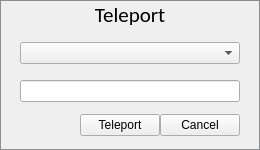
Before: the Qt Designer form UiModule/ui/TeleportWidget.ui in realXtend/tundra, drawn with Qt 5.
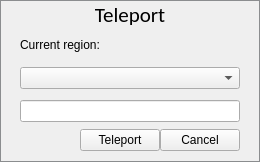
After: the same form once the commit is applied.

Commit message: Current region to teleport widget.

The edit to the form file:
```diff
--- a/UiModule/ui/TeleportWidget.ui
+++ b/UiModule/ui/TeleportWidget.ui
@@ -7,7 +7,7 @@
     <x>0</x>
     <y>0</y>
     <width>258</width>
-    <height>150</height>
+    <height>162</height>
    </rect>
   </property>
   <property name="windowTitle">
@@ -27,6 +27,9 @@
    </property>
    <item>
     <layout class="QVBoxLayout" name="verticalLayout_4">
+     <property name="spacing">
+      <number>0</number>
+     </property>
      <item>
       <layout class="QHBoxLayout" name="horizontalLayout_5">
        <property name="spacing">
@@ -71,6 +74,83 @@
            </property>
           </widget>
          </item>
+         <item>
+          <layout class="QHBoxLayout" name="horizontalLayout_4">
+           <item>
+            <spacer name="verticalSpacer_5">
+             <property name="orientation">
+              <enum>Qt::Vertical</enum>
+             </property>
+             <property name="sizeType">
+              <enum>QSizePolicy::Minimum</enum>
+             </property>
+             <property name="sizeHint" stdset="0">
+              <size>
+               <width>20</width>
+               <height>30</height>
+              </size>
+             </property>
+            </spacer>
+           </item>
+           <item>
+            <widget class="QLabel" name="currentRegionHeading">
+             <property name="sizePolicy">
+              <sizepolicy hsizetype="Fixed" vsizetype="Fixed">
+               <horstretch>0</horstretch>
+               <verstretch>0</verstretch>
+              </sizepolicy>
+             </property>
+             <property name="text">
+              <string>Current region:</string>
+             </property>
+             <property name="alignment">
+              <set>Qt::AlignLeading|Qt::AlignLeft|Qt::AlignVCenter</set>
+             </property>
+            </widget>
+           </item>
+           <item>
+            <widget class="QLabel" name="currentRegionLabel">
+             <property name="sizePolicy">
+              <sizepolicy hsizetype="Expanding" vsizetype="Fixed">
+               <horstretch>0</horstretch>
+               <verstretch>0</verstretch>
+              </sizepolicy>
+             </property>
+             <property name="font">
+              <font>
+               <weight>75</weight>
+               <bold>true</bold>
+              </font>
+             </property>
+             <property name="text">
+              <string/>
+             </property>
+             <property name="alignment">
+              <set>Qt::AlignLeading|Qt::AlignLeft|Qt::AlignVCenter</set>
+             </property>
+             <property name="margin">
+              <number>3</number>
+             </property>
+            </widget>
+           </item>
+           <item>
+            <spacer name="verticalSpacer_6">
+             <property name="orientation">
+              <enum>Qt::Vertical</enum>
+             </property>
+             <property name="sizeType">
+              <enum>QSizePolicy::Minimum</enum>
+             </property>
+             <property name="sizeHint" stdset="0">
+              <size>
+               <width>20</width>
+               <height>30</height>
+              </size>
+             </property>
+            </spacer>
+           </item>
+          </layout>
+         </item>
          <item>
           <widget class="QFrame" name="ContentFrame">
            <layout class="QVBoxLayout" name="verticalLayout_2">
```
The commit also changes 3 other files.
